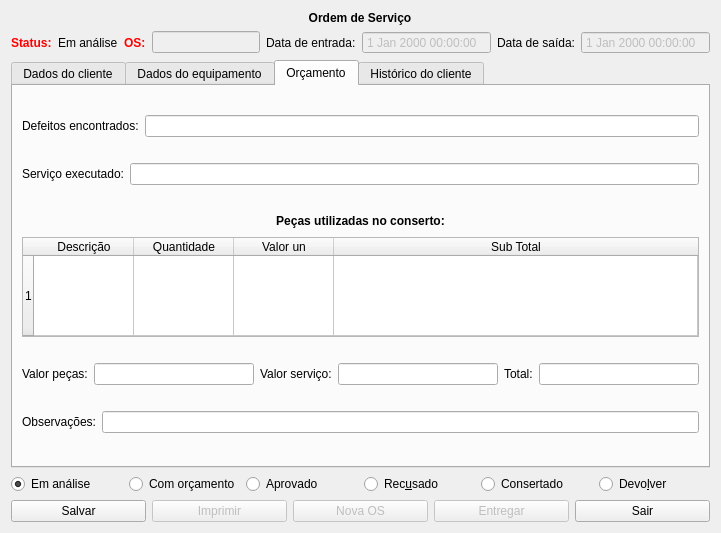
Qt form ui_forms/sorder.ui (Henrique-Miranda/erpy) before a commit.
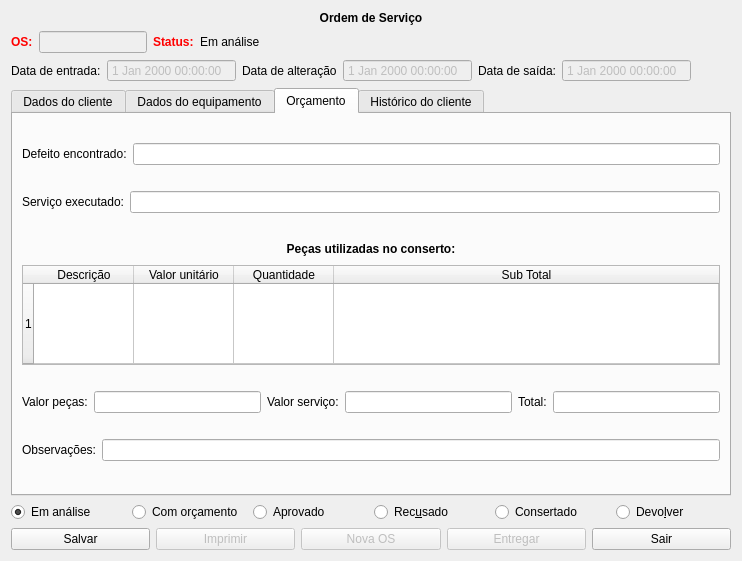
The same form after that commit. The open tabs and pages were chosen to show the change. Icons and pictures are not drawn.

```diff
--- a/ui_forms/sorder.ui
+++ b/ui_forms/sorder.ui
@@ -6,8 +6,8 @@
    <rect>
     <x>0</x>
     <y>0</y>
-    <width>752</width>
-    <height>646</height>
+    <width>758</width>
+    <height>686</height>
    </rect>
   </property>
   <property name="windowTitle">
@@ -52,6 +52,53 @@
    </item>
    <item>
     <layout class="QHBoxLayout" name="horizontalLayout_23">
+     <item>
+      <widget class="QLabel" name="lbOs">
+       <property name="maximumSize">
+        <size>
+         <width>30</width>
+         <height>16777215</height>
+        </size>
+       </property>
+       <property name="font">
+        <font>
+         <weight>75</weight>
+         <bold>true</bold>
+        </font>
+       </property>
+       <property name="styleSheet">
+        <string notr="true">color: rgb(255, 0, 0);</string>
+       </property>
+       <property name="text">
+        <string>OS:</string>
+       </property>
+      </widget>
+     </item>
+     <item>
+      <widget class="QLineEdit" name="leOs">
+       <property name="enabled">
+        <bool>false</bool>
+       </property>
+       <property name="sizePolicy">
+        <sizepolicy hsizetype="Minimum" vsizetype="Fixed">
+         <horstretch>0</horstretch>
+         <verstretch>0</verstretch>
+        </sizepolicy>
+       </property>
+       <property name="maximumSize">
+        <size>
+         <width>16777215</width>
+         <height>16777215</height>
+        </size>
+       </property>
+       <property name="text">
+        <string/>
+       </property>
+       <property name="readOnly">
+        <bool>true</bool>
+       </property>
+      </widget>
+     </item>
      <item>
       <widget class="QLabel" name="lbStatus1">
        <property name="maximumSize">
@@ -88,40 +135,22 @@
       </widget>
      </item>
      <item>
-      <widget class="QLabel" name="lbOs">
-       <property name="maximumSize">
+      <spacer name="horizontalSpacer_2">
+       <property name="orientation">
+        <enum>Qt::Horizontal</enum>
+       </property>
+       <property name="sizeHint" stdset="0">
         <size>
-         <width>30</width>
-         <height>16777215</height>
+         <width>40</width>
+         <height>20</height>
         </size>
        </property>
-       <property name="font">
-        <font>
-         <weight>75</weight>
-         <bold>true</bold>
-        </font>
-       </property>
-       <property name="styleSheet">
-        <string notr="true">color: rgb(255, 0, 0);</string>
-       </property>
-       <property name="text">
-        <string>OS:</string>
-       </property>
-      </widget>
+      </spacer>
      </item>
-     <item>
-      <widget class="QLineEdit" name="leOs">
-       <property name="enabled">
-        <bool>false</bool>
-       </property>
-       <property name="text">
-        <string/>
-       </property>
-       <property name="readOnly">
-        <bool>true</bool>
-       </property>
-      </widget>
-     </item>
+    </layout>
+   </item>
+   <item>
+    <layout class="QHBoxLayout" name="horizontalLayout_25">
      <item>
       <widget class="QLabel" name="lbEntryDate">
        <property name="text">
@@ -142,6 +171,26 @@
        </property>
       </widget>
      </item>
+     <item>
+      <widget class="QLabel" name="label">
+       <property name="text">
+        <string>Data de alteração</string>
+       </property>
+      </widget>
+     </item>
+     <item>
+      <widget class="QDateTimeEdit" name="dtAltDate">
+       <property name="enabled">
+        <bool>false</bool>
+       </property>
+       <property name="readOnly">
+        <bool>true</bool>
+       </property>
+       <property name="buttonSymbols">
+        <enum>QAbstractSpinBox::NoButtons</enum>
+       </property>
+      </widget>
+     </item>
      <item>
       <widget class="QLabel" name="lbOutDate">
        <property name="text">
@@ -165,6 +214,19 @@
        </property>
       </widget>
      </item>
+     <item>
+      <spacer name="horizontalSpacer">
+       <property name="orientation">
+        <enum>Qt::Horizontal</enum>
+       </property>
+       <property name="sizeHint" stdset="0">
+        <size>
+         <width>40</width>
+         <height>20</height>
+        </size>
+       </property>
+      </spacer>
+     </item>
     </layout>
    </item>
    <item>
@@ -1274,7 +1336,7 @@
          <item>
           <widget class="QLabel" name="lbDefectsFound">
            <property name="text">
-            <string>Defeitos encontrados:</string>
+            <string>Defeito encontrado:</string>
            </property>
           </widget>
          </item>
@@ -1354,16 +1416,16 @@
              <string>Descrição</string>
             </property>
            </column>
+           <column>
+            <property name="text">
+             <string>Valor unitário</string>
+            </property>
+           </column>
            <column>
             <property name="text">
              <string>Quantidade</string>
             </property>
            </column>
-           <column>
-            <property name="text">
-             <string>Valor un</string>
-            </property>
-           </column>
            <column>
             <property name="text">
              <string>Sub Total</string>
```
Left out of the diff: 2 changed lines with no effect on the pictures.
